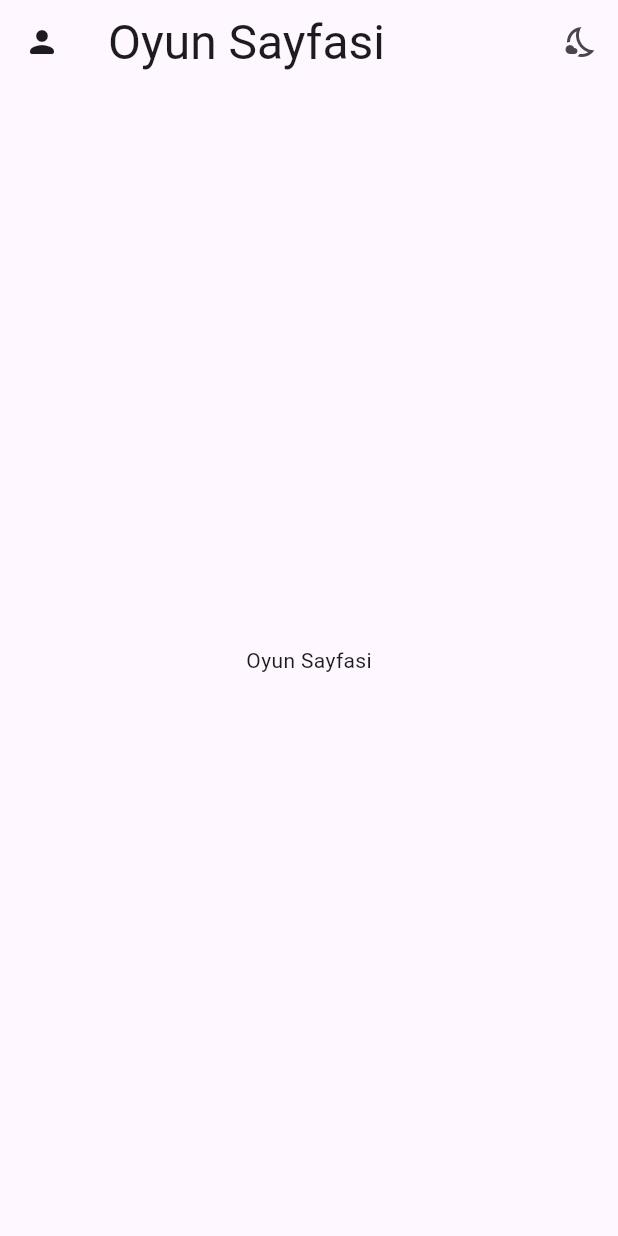
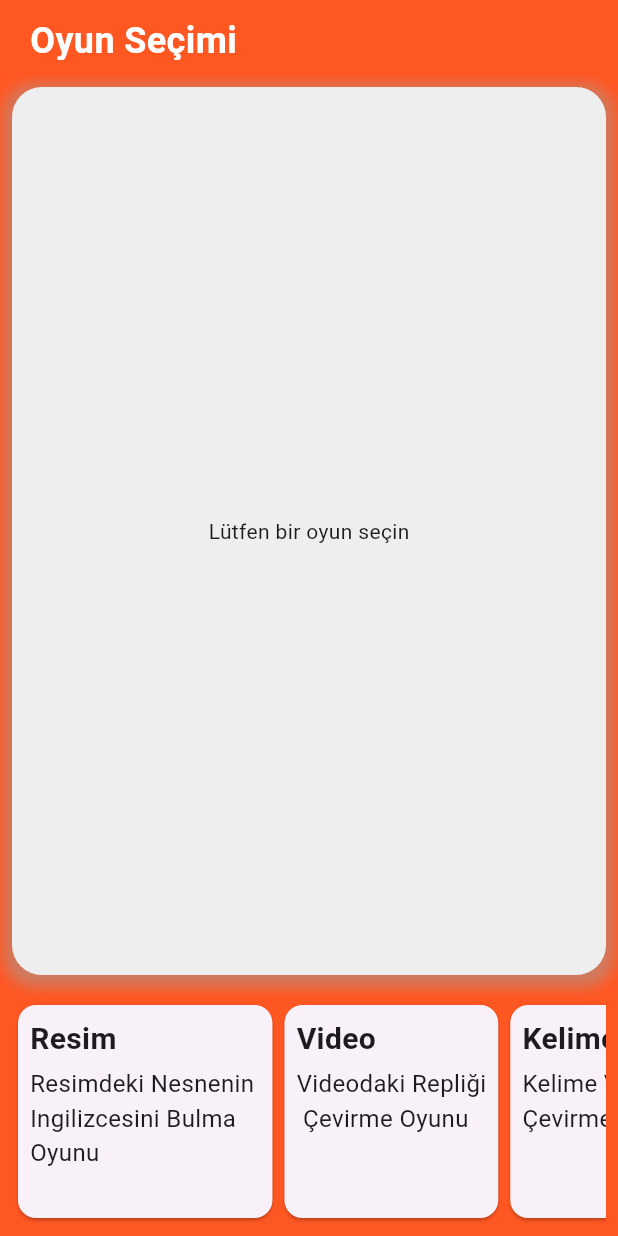
Before and after one commit to abdurrahmanyesilyurt/aysar2, a Flutter app: the oyunPage screen opened directly, on a phone screen of 412 x 824 dp. Run offline on Flutter 3.47's test engine with Material 3 defaults, Android fonts, the phone set to English and light mode, and no system bars; our stand-ins replace cloud_firestore, firebase_auth, firebase_core, firebase_storage, image_picker, shared_preferences; accounts and stored records are empty.

Commit message:
first commit

```diff
--- a/lib/anasayfalar/oyunPage.dart
+++ b/lib/anasayfalar/oyunPage.dart
@@ -1,22 +1,111 @@
 import 'package:flutter/material.dart';
 
+class oyunPage extends StatefulWidget {
+  @override
+  _oyunPageState createState() => _oyunPageState();
+}
 
-class oyunPage extends StatelessWidget {
-  const oyunPage({super.key});
+class _oyunPageState extends State<oyunPage> {
+  final List<Map<String, dynamic>> games = [
+    {'name': 'Resim', 'description': 'Resimdeki Nesnenin \nIngilizcesini Bulma \nOyunu', 'image': 'game1.webp'},
+    {'name': 'Video', 'description': 'Videodaki Repliği\n Çevirme Oyunu', 'image': 'game2.webp'},
+    {'name': 'Kelime', 'description': 'Kelime Veya Cümle \nÇevirme Oyunu', 'image': 'game3.png'},
+  ]; // Oyunlar için liste
+
+  String selectedGameImage = '';
 
   @override
   Widget build(BuildContext context) {
-    var isDark = MediaQuery.of(context).platformBrightness == Brightness.dark;
     return Scaffold(
-      appBar: AppBar(
-        leading: IconButton(onPressed: (){}, icon:const Icon(Icons.person_rounded)),
-        title: Text("Oyun Sayfasi", style: Theme.of(context).textTheme.headlineLarge,),
-        actions: [
-          IconButton(onPressed: (){}, icon: Icon(isDark ? Icons.sunny : Icons.nights_stay_outlined))
+      appBar: PreferredSize(
+        preferredSize: Size.fromHeight(50.0),
+        child: Container(
+          decoration: BoxDecoration(
+            color: Colors.deepOrange,
+            borderRadius: BorderRadius.vertical(bottom: Radius.circular(20.0)),
+          ),
+          padding: EdgeInsets.symmetric(horizontal: 20.0, vertical: 10.0),
+          child: Align(
+            alignment: Alignment.bottomLeft,
+            child: Text(
+              'Oyun Seçimi',
+              style: TextStyle(fontSize: 24.0, fontWeight: FontWeight.bold, color: Colors.white),
+            ),
+          ),
+        ),
+      ),
+      backgroundColor: Colors.deepOrange, // Ekranın arka plan rengi
+      body: Column(
+        mainAxisAlignment: MainAxisAlignment.end,
+        crossAxisAlignment: CrossAxisAlignment.stretch,
+        children: [
+          Expanded(
+            child: Padding(
+              padding: const EdgeInsets.all(8.0),
+              child: Container(
+                decoration: BoxDecoration(
+                  color: Colors.grey[200],
+                  borderRadius: BorderRadius.vertical(bottom: Radius.circular(20.0),top: Radius.circular(20.0)),
+                  boxShadow: [
+                    BoxShadow(
+                      color: Colors.grey.withOpacity(0.5),
+                      spreadRadius: 5,
+                      blurRadius: 7,
+                      offset: Offset(0, 3), // changes position of shadow
+                    ),
+                  ],
+                ),
+                child: selectedGameImage.isNotEmpty
+                    ? Image.asset(
+                  'resimler/$selectedGameImage',
+                  fit: BoxFit.cover,
+                )
+                    : Center(
+                  child: Text('Lütfen bir oyun seçin'),
+                ),
+                height: MediaQuery.of(context).size.height * 0.8, // Ekran yüksekliğinin %80'ı kadar
+              ),
+            ),
+          ),
+          Padding(
+            padding: const EdgeInsets.all(8.0),
+            child: Container(
+              height: 150.0,
+              child: ListView.builder(
+                scrollDirection: Axis.horizontal,
+                itemCount: games.length,
+                itemBuilder: (context, index) {
+                  return GestureDetector(
+                    onTap: () {
+                      setState(() {
+                        selectedGameImage = games[index]['image'];
+                      });
+                    },
+                    child: Card(
+                      child: Padding(
+                        padding: const EdgeInsets.all(8.0),
+                        child: Column(
+                          crossAxisAlignment: CrossAxisAlignment.start,
+                          children: [
+                            Text(
+                              games[index]['name'], // Oyun adı
+                              style: TextStyle(fontSize: 20.0, fontWeight: FontWeight.bold),
+                            ),
+                            SizedBox(height: 4.0),
+                            Text(
+                              games[index]['description'], // Oyun açıklaması
+                              style: TextStyle(fontSize: 16.0),
+                            ),
+                          ],
+                        ),
+                      ),
+                    ),
+                  );
+                },
+              ),
+            ),
+          ),
         ],
-      ),
-      body: Center(
-        child: Text("Oyun Sayfasi"),
       ),
     );
   }
```
Also changed, not shown: resimler/game1.webp (added), resimler/game2.webp (added), resimler/game3.png (added).
